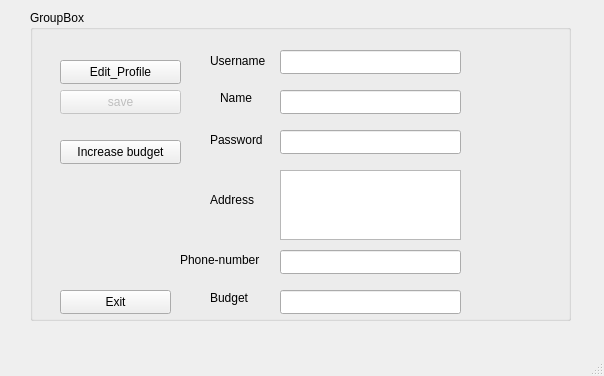
AP-projects-4001/esm-nadarim, file Login_And_Admin/edit_profile_client.ui: the form before one commit.
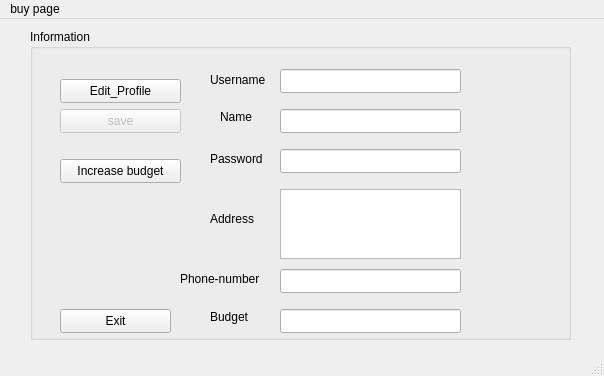
The form after the commit.

Commit message: updateed Client and Edit_ProFile_Client classes

Patch:
```diff
--- a/Login_And_Admin/edit_profile_client.ui
+++ b/Login_And_Admin/edit_profile_client.ui
@@ -24,7 +24,7 @@
      </rect>
     </property>
     <property name="title">
-     <string>GroupBox</string>
+     <string>Information</string>
     </property>
     <widget class="QTextEdit" name="textEdit">
      <property name="geometry">
@@ -35,6 +35,9 @@
        <height>70</height>
       </rect>
      </property>
+     <property name="readOnly">
+      <bool>true</bool>
+     </property>
     </widget>
     <widget class="QPushButton" name="pushButton_2">
      <property name="enabled">
@@ -165,6 +168,9 @@
        <height>24</height>
       </rect>
      </property>
+     <property name="readOnly">
+      <bool>true</bool>
+     </property>
     </widget>
     <widget class="QPushButton" name="pushButton">
      <property name="geometry">
@@ -245,6 +251,13 @@
      <height>21</height>
     </rect>
    </property>
+   <widget class="QMenu" name="menubuy_page">
+    <property name="title">
+     <string>buy page</string>
+    </property>
+    <addaction name="actionBack"/>
+   </widget>
+   <addaction name="menubuy_page"/>
   </widget>
   <widget class="QStatusBar" name="statusbar"/>
  </widget>
```
Left out of the diff: 5 changed lines with no effect on the pictures. The commit also changes 5 other files.
